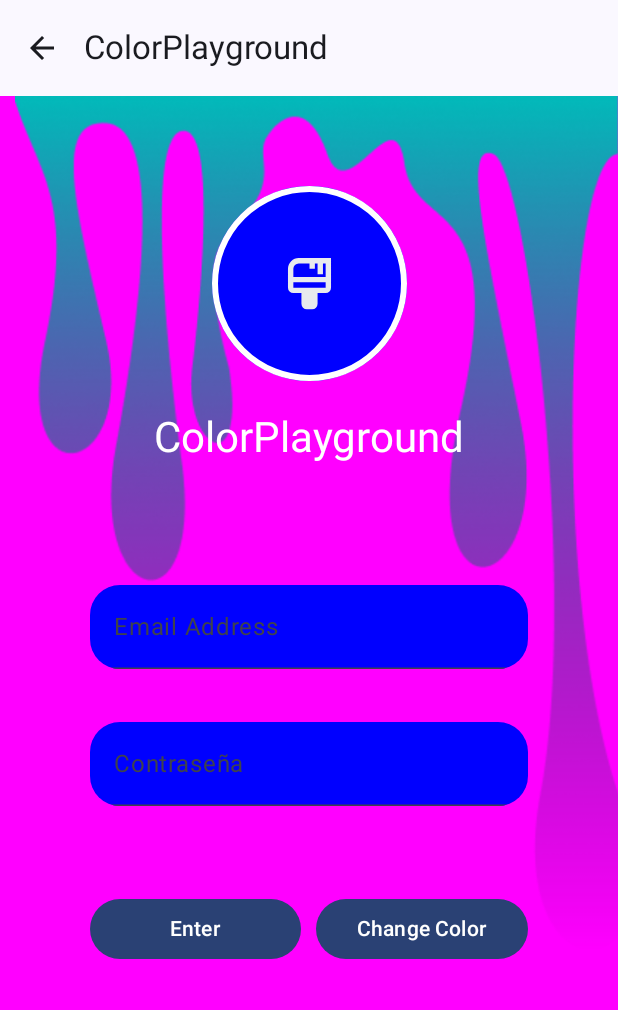
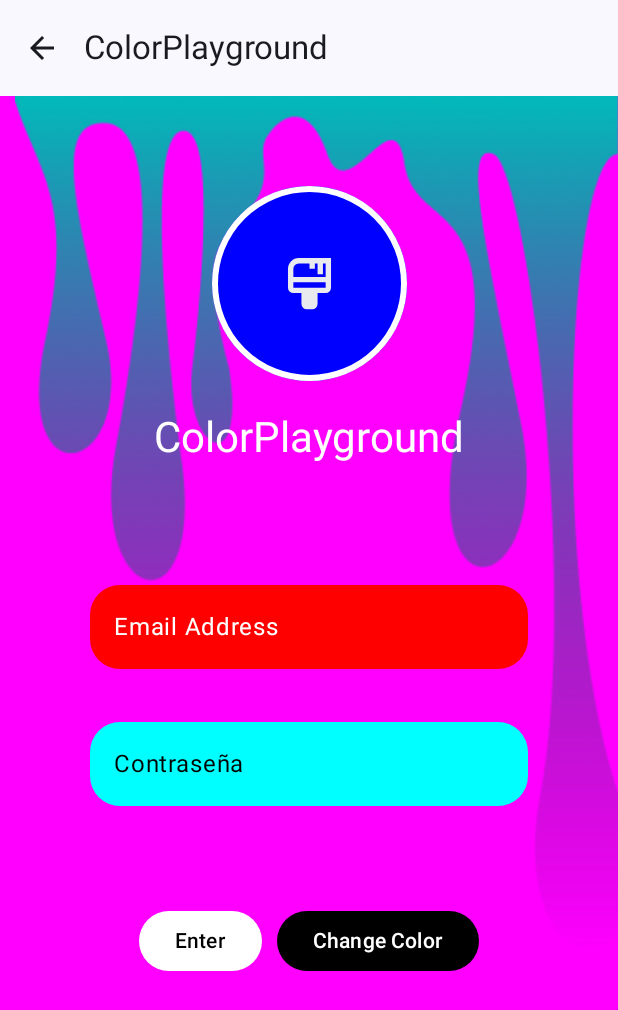
Before and after one commit to 0spol/ColorPlayground, an Android app built with Jetpack Compose: the LoginPreviewS screen opened through its navigation route, on a phone screen of 412 x 824 dp. Shown: the top 1010 px of the screen. Run offline under Robolectric (Android 15) with nearby library versions, the phone set to English and light mode, and no system bars; our stand-ins replace Dagger/Hilt's generated code, Room's generated code.

Commit message:
Composable : Condicional de que se o background for escuro o texto vai ser claro.

```diff
--- /dev/null
+++ b/app/src/main/java/com/colorplayground/application/ui/component/DynamicButton.kt
@@ -0,0 +1,30 @@
+package com.colorplayground.application.ui.component
+
+import androidx.compose.material3.Button
+import androidx.compose.material3.ButtonDefaults
+import androidx.compose.material3.Text
+import androidx.compose.runtime.Composable
+import androidx.compose.ui.Modifier
+import androidx.compose.ui.graphics.Color
+
+@Composable
+fun DynamicButton(backgroundColor: Color, text: String, onClick: () -> Unit, modifier: Modifier) {
+    val textColor = if (isColorLight(backgroundColor)) Color.Black else Color.White
+
+    Button(
+        onClick = { /* ação do botão */ },
+        colors = ButtonDefaults.buttonColors(backgroundColor)
+    ) {
+        Text(text, color = textColor)
+    }
+}
+
+// Função para verificar se a cor é clara ou escura
+fun isColorLight(color: Color): Boolean {
+    val red = (color.red * 255).toInt()
+    val green = (color.green * 255).toInt()
+    val blue = (color.blue * 255).toInt()
+
+    val brightness = (red + green + blue) / 3 // Média dos canais RGB
+    return brightness >= 128 // Se for 128 ou mais, a cor é clara
+}
--- /dev/null
+++ b/app/src/main/java/com/colorplayground/application/ui/component/DynamicTextField.kt
@@ -0,0 +1,70 @@
+package com.colorplayground.application.ui.component
+
+import androidx.compose.foundation.shape.RoundedCornerShape
+import androidx.compose.foundation.text.KeyboardOptions
+import androidx.compose.material3.LocalContentColor
+import androidx.compose.material3.TextField
+import androidx.compose.material3.TextFieldDefaults
+import androidx.compose.runtime.Composable
+import androidx.compose.runtime.CompositionLocalProvider
+import androidx.compose.ui.Modifier
+import androidx.compose.ui.graphics.Color
+import androidx.compose.ui.text.input.VisualTransformation
+
+@Composable
+fun DynamicTextField(
+    value: String,
+    onValueChange: (String) -> Unit,
+    label: @Composable (() -> Unit)? = null,
+    backgroundColor: Color,
+    keyboardOptions: KeyboardOptions,
+    modifier: Modifier = Modifier,
+    shape: RoundedCornerShape,
+    visualTransformation: VisualTransformation = VisualTransformation.None
+) {
+    val labelColor = if (isColorLightTextField(backgroundColor)) Color.Black else Color.White
+
+    TextField(
+        value = value,
+        onValueChange = onValueChange,
+        label = {
+            if (label != null) {
+                CompositionLocalProvider(LocalContentColor provides labelColor) {
+                    label()
+                }
+            }
+        },
+        keyboardOptions = keyboardOptions,
+        visualTransformation = visualTransformation,
+        modifier = modifier,
+        shape = shape,
+        colors = TextFieldDefaults.colors(
+            focusedTextColor = labelColor,
+            unfocusedTextColor = labelColor,
+            disabledTextColor = labelColor.copy(alpha = 0.6f),
+            errorTextColor = Color.Red,
+            focusedContainerColor = backgroundColor,
+            unfocusedContainerColor = backgroundColor,
+            disabledContainerColor = backgroundColor.copy(alpha = 0.6f),
+            errorContainerColor = backgroundColor,
+            focusedIndicatorColor = Color.Transparent,
+            unfocusedIndicatorColor = Color.Transparent,
+            disabledIndicatorColor = Color.Transparent,
+            errorIndicatorColor = Color.Red,
+            focusedLabelColor = labelColor,
+            unfocusedLabelColor = labelColor,
+            disabledLabelColor = labelColor.copy(alpha = 0.6f),
+            errorLabelColor = Color.Red
+        )
+    )
+}
+
+// Função para verificar se a cor é clara ou escura
+fun isColorLightTextField(color: Color): Boolean {
+    val red = (color.red * 255).toInt()
+    val green = (color.green * 255).toInt()
+    val blue = (color.blue * 255).toInt()
+
+    val brightness = (red * 299 + green * 587 + blue * 114) / 1000 // Fórmula de luminosidade
+    return brightness >= 128 // Se for 128 ou mais, a cor é clara
+}
--- a/app/src/main/java/com/colorplayground/application/ui/screen/LoginPreviewS.kt
+++ b/app/src/main/java/com/colorplayground/application/ui/screen/LoginPreviewS.kt
@@ -19,15 +19,12 @@ import androidx.compose.foundation.shape.RoundedCornerShape
 import androidx.compose.foundation.text.KeyboardOptions
 import androidx.compose.material.icons.Icons
 import androidx.compose.material.icons.filled.ArrowBack
-import androidx.compose.material3.Button
 import androidx.compose.material3.ExperimentalMaterial3Api
 import androidx.compose.material3.Icon
 import androidx.compose.material3.IconButton
 import androidx.compose.material3.MaterialTheme
 import androidx.compose.material3.Scaffold
 import androidx.compose.material3.Text
-import androidx.compose.material3.TextField
-import androidx.compose.material3.TextFieldDefaults
 import androidx.compose.material3.TopAppBar
 import androidx.compose.runtime.Composable
 import androidx.compose.runtime.getValue
@@ -36,11 +33,7 @@ import androidx.compose.runtime.remember
 import androidx.compose.runtime.setValue
 import androidx.compose.ui.Alignment
 import androidx.compose.ui.Modifier
-import androidx.compose.ui.draw.drawWithContent
-import androidx.compose.ui.graphics.BlendMode
-import androidx.compose.ui.graphics.Brush
 import androidx.compose.ui.graphics.Color
-import androidx.compose.ui.graphics.ColorFilter
 import androidx.compose.ui.graphics.ImageBitmap
 import androidx.compose.ui.layout.ContentScale
 import androidx.compose.ui.res.painterResource
@@ -50,6 +43,8 @@ import androidx.compose.ui.res.stringResource
 import androidx.compose.ui.text.input.KeyboardType
 import com.colorplayground.application.R
 import com.colorplayground.application.data.repository.BitmapRepository
+import com.colorplayground.application.ui.component.DynamicButton
+import com.colorplayground.application.ui.component.DynamicTextField
 import com.colorplayground.application.ui.viewmodel.LoginPaletteVM
 import com.colorplayground.application.ui.viewmodel.LoginValidacionVM
 
@@ -137,36 +132,28 @@ fun LoginPreviewS(
                     Spacer(modifier = Modifier.height(80.dp))
 
                     // Email Field
-                    TextField(
+                    DynamicTextField(
                         value = email,
                         onValueChange = { email = it },
                         label = { Text(stringResource(id = R.string.textView_Email)) },
+                        backgroundColor = Color.Red,
                         keyboardOptions = KeyboardOptions.Default.copy(keyboardType = KeyboardType.Email),
                         modifier = Modifier.fillMaxWidth(),
-                        shape = RoundedCornerShape(20.dp),
-                        colors = TextFieldDefaults.colors(
-                            focusedContainerColor = Color.Blue,
-                            unfocusedContainerColor = Color.Blue,
-                            disabledContainerColor = Color.Blue
-                        )
+                        shape = RoundedCornerShape(20.dp)
                     )
 
                     Spacer(modifier = Modifier.height(35.dp))
 
                     // Password Field
-                    TextField(
+                    DynamicTextField(
                         value = password,
                         onValueChange = { password = it },
                         label = { Text(stringResource(id = R.string.textView_Contraseña)) },
+                        backgroundColor = Color.Cyan,
                         keyboardOptions = KeyboardOptions.Default.copy(keyboardType = KeyboardType.Password),
                         visualTransformation = PasswordVisualTransformation(),
                         modifier = Modifier.fillMaxWidth(),
-                        shape = RoundedCornerShape(20.dp),
-                        colors = TextFieldDefaults.colors(
-                            focusedContainerColor = Color.Blue,
-                            unfocusedContainerColor = Color.Blue,
-                            disabledContainerColor = Color.Blue
-                        )
+                        shape = RoundedCornerShape(20.dp)
                     )
 
                     Spacer(modifier = Modifier.height(50.dp))
@@ -179,20 +166,29 @@ fun LoginPreviewS(
                         horizontalArrangement = Arrangement.spacedBy(10.dp) // Espaço entre os botões
                     ) {
                         // Botão de Login
-                        Button(
-                            onClick = { onLoginClick(email, password) },
-                            modifier = Modifier.weight(1f)
+                        Row(
+                            modifier = Modifier
+                                .fillMaxWidth()
+                                .padding(vertical = 8.dp),
+                            horizontalArrangement = Arrangement.spacedBy(10.dp, Alignment.CenterHorizontally) // Espaço entre os botões
                         ) {
-                            Text(text = stringResource(id = R.string.button_right))
+                            // Botão de Login
+                            DynamicButton(
+                                modifier = Modifier.weight(1f),
+                                backgroundColor = Color.White,
+                                text = stringResource(id = R.string.button_right),
+                                onClick = { onLoginClick(email, password) }
+                            )
+
+                            // Botão de Mudar Cor
+                            DynamicButton(
+                                backgroundColor = Color.Black,
+                                text = "Change Color",
+                                onClick = onChangeColorClick,
+                                modifier = Modifier.weight(1f)
+                            )
                         }
 
-                        // Botão de Mudar Cor
-                        Button(
-                            onClick = onChangeColorClick,
-                            modifier = Modifier.weight(1f)
-                        ) {
-                            Text(text = "Change Color")
-                        }
                     }
                 }
             }
```
